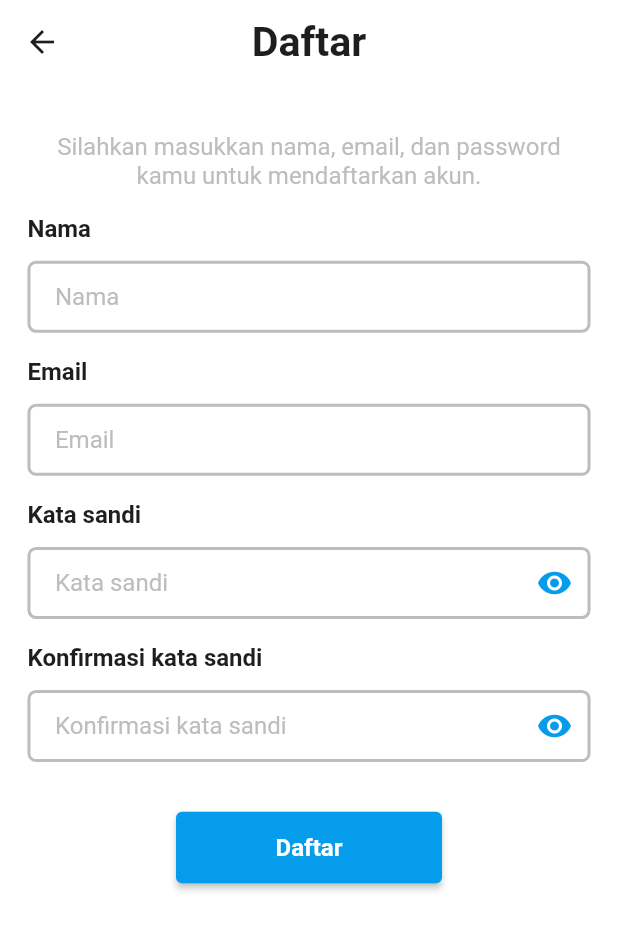
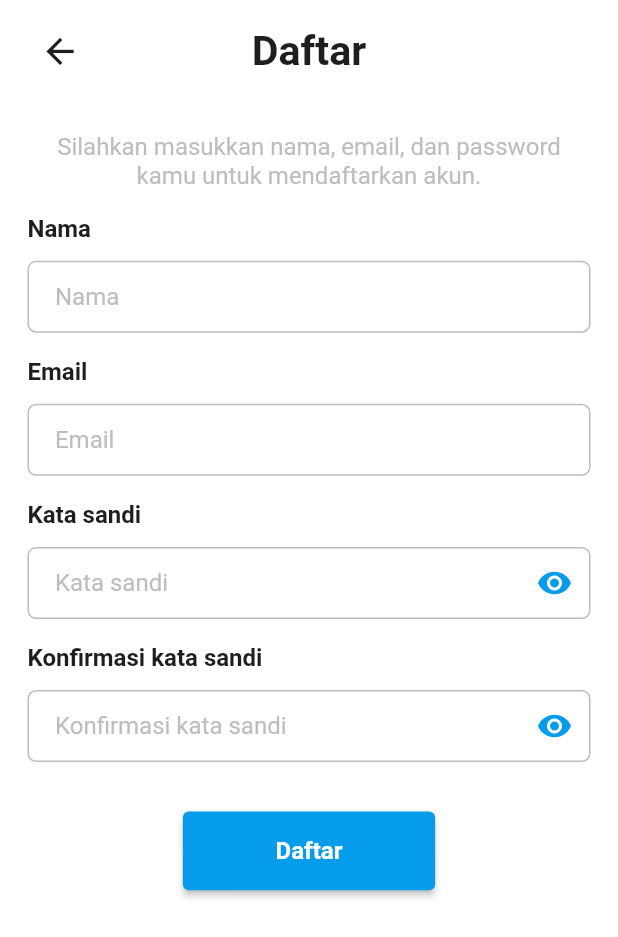
Before and after one commit to Theoarnan/app_submission_flutter_intermediate, a Flutter app: the LoginPage screen opened directly, after a tap on "Masuk", after a tap on "Daftar", on a phone screen of 412 x 824 dp. Shown: the top 937 px of the screen. Run offline on Flutter 3.47's test engine with Material 2 defaults, Android fonts, the phone set to English and light mode, and no system bars; our stand-ins replace another_flushbar, camera, connectivity_plus, email_validator, equatable, flutter_bloc and 5 more; accounts and stored records are empty; generated files the repository leaves out were written again; network calls fail.

Commit message:
fix: ui size, remove duplicate code and  unused code

```diff
--- a/lib/src/common/constants/constants_name.dart
+++ b/lib/src/common/constants/constants_name.dart
@@ -13,8 +13,6 @@ class ConstantsName {
   static String imgLogo3 = '$baseDirImgLogo/logo3.png';
   static String imgLogo4 = '$baseDirImgLogo/logo4.png';
 
-  static String imgTemp1 = '$baseDirImgLogo/img_temp1.png';
-
   static String gifLoadingImg = '$baseDirImgGif/loading_image.gif';
   static String gifErrorImg = '$baseDirImgGif/no_image.gif';
   static String gifNoConnectionImg = '$baseDirImgGif/no_connection.gif';
--- a/lib/src/common/utils/util_helper.dart
+++ b/lib/src/common/utils/util_helper.dart
@@ -5,8 +5,6 @@ import 'package:camera/camera.dart';
 import 'package:connectivity_plus/connectivity_plus.dart';
 import 'package:flutter/material.dart';
 import 'package:intl/intl.dart';
-import 'package:path/path.dart';
-import 'package:path_provider/path_provider.dart';
 import 'package:image/image.dart' as img;
 
 class UtilHelper {
@@ -54,11 +52,6 @@ class UtilHelper {
     );
     return CameraController(camera, resolutionPreset, enableAudio: false);
   }
-
-  static Future<String> getPath() async => join(
-        (await getTemporaryDirectory()).path,
-        '${DateTime.now()}.png',
-      );
 
   static Future<List<int>> compressImage(Uint8List bytes) async {
     int imageLength = bytes.length;
--- a/lib/src/common/widgets/widget_custom.dart
+++ b/lib/src/common/widgets/widget_custom.dart
@@ -35,11 +35,13 @@ class WidgetCustom {
       placeholder: AssetImage(
         ConstantsName.gifLoadingImg,
       ),
+      filterQuality: FilterQuality.high,
       fit: BoxFit.cover,
       placeholderFit: BoxFit.cover,
       imageErrorBuilder: (context, error, stackTrace) {
         return Image.asset(
           ConstantsName.gifErrorImg,
+          filterQuality: FilterQuality.high,
         );
       },
     );
@@ -54,8 +56,8 @@ class WidgetCustom {
     return ElevatedButton(
       style: ElevatedButton.styleFrom(
         padding: EdgeInsets.symmetric(
-          vertical: 12.h,
-          horizontal: 58.w,
+          vertical: 14.h,
+          horizontal: 54.w,
         ),
       ),
       onPressed: onPressed,
@@ -90,16 +92,14 @@ class WidgetCustom {
             fontWeight: FontWeight.bold,
           ),
         ),
-        SizedBox(
-          height: 10.h,
-        ),
+        SizedBox(height: 10.h),
         TextFormField(
           controller: controller,
           keyboardType: keyboardType,
           obscureText: obscureText,
           decoration: InputDecoration(
             contentPadding: EdgeInsets.symmetric(
-              vertical: 0,
+              vertical: 0.h,
               horizontal: 16.sp,
             ),
             fillColor: ThemeCustom.secondaryColor,
@@ -108,7 +108,7 @@ class WidgetCustom {
               borderSide: const BorderSide(
                 color: ThemeCustom.redColor,
                 style: BorderStyle.solid,
-                width: 2,
+                width: 1,
               ),
               borderRadius: BorderRadius.circular(5.sp),
             ),
@@ -116,14 +116,14 @@ class WidgetCustom {
               borderRadius: BorderRadius.circular(5.sp),
               borderSide: const BorderSide(
                 color: ThemeCustom.secondaryColor,
-                width: 2,
+                width: 1,
               ),
             ),
             border: OutlineInputBorder(
               borderRadius: BorderRadius.circular(5.sp),
               borderSide: const BorderSide(
                 color: ThemeCustom.yellowColor,
-                width: 2,
+                width: 1,
               ),
             ),
             floatingLabelBehavior: FloatingLabelBehavior.never,
@@ -153,10 +153,14 @@ class WidgetCustom {
   }) {
     final textTheme = Theme.of(context).textTheme;
     return ListTile(
+      contentPadding: EdgeInsets.symmetric(
+        horizontal: 16.w,
+        vertical: 10.h,
+      ),
       leading: Icon(icon),
       title: Text(
         title,
-        style: textTheme.bodyMedium?.copyWith(
+        style: textTheme.bodyLarge?.copyWith(
           fontWeight: FontWeight.w400,
         ),
       ),
@@ -174,10 +178,14 @@ class WidgetCustom {
   }) {
     final textTheme = Theme.of(context).textTheme;
     return ExpansionTile(
+      tilePadding: EdgeInsets.symmetric(
+        horizontal: 16.w,
+        vertical: 10.h,
+      ),
       leading: Icon(icon),
       title: Text(
         title,
-        style: textTheme.bodyMedium?.copyWith(
+        style: textTheme.bodyLarge?.copyWith(
           fontWeight: FontWeight.w400,
         ),
       ),
@@ -201,7 +209,7 @@ class WidgetCustom {
             child: Center(
               child: Container(
                 padding: EdgeInsets.symmetric(
-                  vertical: 10.sp,
+                  vertical: 10.h,
                 ).copyWith(
                   top: 12.h,
                 ),
--- a/lib/src/features/auth/presentation/pages/login_page.dart
+++ b/lib/src/features/auth/presentation/pages/login_page.dart
@@ -33,6 +33,8 @@ class _LoginPageState extends State<LoginPage> {
   @override
   Widget build(BuildContext context) {
     final translate = AppLocalizations.of(context)!;
+    final textTheme = Theme.of(context).textTheme;
+    final size = MediaQuery.of(context).size;
     return Scaffold(
       appBar: PreferredSize(
         preferredSize: const Size.fromHeight(0),
@@ -60,39 +62,34 @@ class _LoginPageState extends State<LoginPage> {
               vertical: 10.h,
             ),
             child: SizedBox(
-              height: 0.92.sh,
+              height: size.height - 44,
               child: Column(
                 crossAxisAlignment: CrossAxisAlignment.start,
                 children: [
-                  /// Logo
-                  Container(
+                  Expanded(
+                    flex: 1,
+                    child: Container(
                       alignment: Alignment.center,
-                    margin: EdgeInsets.symmetric(vertical: 20.h),
                       child: Image.asset(
                         ConstantsName.imgLogo2,
-                      width: 0.8.sw,
                       ),
                     ),
-
-                  /// Greetings
-                  SizedBox(
+                  ),
+                  Expanded(
                     child: Column(
                       crossAxisAlignment: CrossAxisAlignment.start,
+                      mainAxisAlignment: MainAxisAlignment.center,
                       children: [
                         Text(
                           translate.welcome,
-                          style:
-                              Theme.of(context).textTheme.labelLarge?.copyWith(
+                          style: textTheme.labelLarge?.copyWith(
                             fontSize: 28.sp,
                           ),
                         ),
-                        SizedBox(
-                          height: 4.h,
-                        ),
+                        SizedBox(height: 4.h),
                         Text(
                           translate.subtitleLogin,
-                          style:
-                              Theme.of(context).textTheme.bodyMedium?.copyWith(
+                          style: textTheme.bodyMedium?.copyWith(
                             color: ThemeCustom.secondaryColor,
                             fontWeight: FontWeight.normal,
                           ),
@@ -100,13 +97,14 @@ class _LoginPageState extends State<LoginPage> {
                       ],
                     ),
                   ),
-
-                  /// Form
-                  Container(
-                    margin: EdgeInsets.symmetric(vertical: 0.03.sh),
+                  Expanded(
+                    flex: 3,
+                    child: SizedBox(
                       child: Form(
                         key: _formGlobalKey,
                         child: Column(
+                          crossAxisAlignment: CrossAxisAlignment.start,
+                          mainAxisAlignment: MainAxisAlignment.start,
                           children: [
                             WidgetCustom.textFormField(
                               context,
@@ -119,9 +117,7 @@ class _LoginPageState extends State<LoginPage> {
                                 );
                               },
                             ),
-                          SizedBox(
-                            height: 0.02.sh,
-                          ),
+                            SizedBox(height: 12.h),
                             WidgetCustom.textFormField(
                               context,
                               controller: _passswordField,
@@ -144,41 +140,38 @@ class _LoginPageState extends State<LoginPage> {
                                 );
                               },
                             ),
-                          SizedBox(
-                            height: 0.02.sh,
-                          ),
-                          WidgetCustom.elevatedButtonCustom(
+                            SizedBox(height: 12.h),
+                            Center(
+                              child: WidgetCustom.elevatedButtonCustom(
                                 context,
                                 textButton: translate.login,
                                 onPressed: () => _onLogin(),
+                              ),
                             ),
                           ],
                         ),
                       ),
                     ),
-
-                  /// REGISTER
-                  Padding(
-                    padding: EdgeInsets.symmetric(vertical: 12.h),
+                  ),
+                  SizedBox(
                     child: Row(
+                      crossAxisAlignment: CrossAxisAlignment.center,
                       mainAxisAlignment: MainAxisAlignment.center,
                       children: [
                         Text(
                           translate.dontHaveAccount,
-                          style: Theme.of(context).textTheme.bodyMedium,
+                          style: textTheme.bodyMedium,
                         ),
                         GestureDetector(
                           onTap: () => Navigator.push(
                             context,
                             MaterialPageRoute(
                               builder: (context) => const RegisterPage(),
-                              )),
+                            ),
+                          ),
                           child: Text(
                             translate.register,
-                            style: Theme.of(context)
-                                .textTheme
-                                .bodyMedium
-                                ?.copyWith(
+                            style: textTheme.bodyMedium?.copyWith(
                               color: ThemeCustom.yellowColor,
                               fontWeight: FontWeight.bold,
                             ),
@@ -191,7 +184,7 @@ class _LoginPageState extends State<LoginPage> {
                   Center(
                     child: Text(
                       translate.copyright,
-                      style: Theme.of(context).textTheme.bodySmall?.copyWith(
+                      style: textTheme.bodySmall?.copyWith(
                         color: ThemeCustom.secondaryColor,
                       ),
                     ),
@@ -205,7 +198,6 @@ class _LoginPageState extends State<LoginPage> {
     );
   }
 
-  /// On Register Form
   void _onLogin() {
     if (_formGlobalKey.currentState!.validate()) {
       final data = LoginModel(
--- a/lib/src/features/auth/presentation/pages/register_page.dart
+++ b/lib/src/features/auth/presentation/pages/register_page.dart
@@ -37,27 +37,30 @@ class _RegisterPageState extends State<RegisterPage> {
   @override
   Widget build(BuildContext context) {
     final translate = AppLocalizations.of(context)!;
+    final textTheme = Theme.of(context).textTheme;
     return Scaffold(
-      appBar: PreferredSize(
-        preferredSize: Size.fromHeight(58.h),
-        child: AppBar(
+      appBar: AppBar(
         backgroundColor: Theme.of(context).scaffoldBackgroundColor,
         elevation: 0,
-          leading: IconButton(
+        leading: Padding(
+          padding: EdgeInsets.only(left: 16.w),
+          child: IconButton(
             onPressed: () => Navigator.pop(context),
+            iconSize: 24.sp,
             icon: const Icon(
               Icons.arrow_back,
               color: ThemeCustom.darkColor,
             ),
           ),
+        ),
         title: Text(
           translate.register,
-            style: Theme.of(context).textTheme.labelLarge?.copyWith(
+          style: textTheme.labelLarge?.copyWith(
             fontSize: 24.sp,
           ),
         ),
+        toolbarHeight: 58.h,
         centerTitle: true,
-        ),
       ),
       body: BlocListener<AuthBloc, AuthState>(
         listener: (context, state) {
@@ -84,7 +87,6 @@ class _RegisterPageState extends State<RegisterPage> {
               child: Column(
                 crossAxisAlignment: CrossAxisAlignment.start,
                 children: [
-                  /// Greetings
                   Container(
                     alignment: Alignment.center,
                     margin: EdgeInsets.only(top: 2.h),
@@ -96,8 +98,7 @@ class _RegisterPageState extends State<RegisterPage> {
                         Text(
                           translate.subtitleRegister,
                           textAlign: TextAlign.center,
-                          style:
-                              Theme.of(context).textTheme.bodyMedium?.copyWith(
+                          style: textTheme.bodyMedium?.copyWith(
                             color: ThemeCustom.secondaryColor,
                             fontWeight: FontWeight.normal,
                           ),
@@ -105,8 +106,6 @@ class _RegisterPageState extends State<RegisterPage> {
                       ],
                     ),
                   ),
-
-                  /// Form
                   Expanded(
                     child: Container(
                       margin: EdgeInsets.symmetric(vertical: 0.02.sh),
--- a/lib/src/features/auth/presentation/pages/splash_page.dart
+++ b/lib/src/features/auth/presentation/pages/splash_page.dart
@@ -25,6 +25,7 @@ class _SplashPageState extends State<SplashPage> {
           child: Image.asset(
             ConstantsName.imgLogo1,
             width: 0.8.sw,
+            height: 0.5.sh,
           ),
         ),
       ),
--- a/lib/src/features/auth/repository/auth_repository.dart
+++ b/lib/src/features/auth/repository/auth_repository.dart
@@ -10,11 +10,9 @@ import 'package:shared_preferences/shared_preferences.dart';
 import 'package:http/http.dart' as http;
 
 class AuthRepository {
-  /// Endpoint
   final String registerEndpoint = '${ConstantsName.baseUrl}/register';
   final String loginEndpoint = '${ConstantsName.baseUrl}/login';
 
-  /// Key Preference
   final String stateKey = 'state';
   final String tokenKey = 'token';
 
--- a/lib/src/features/stories/repository/stories_repository.dart
+++ b/lib/src/features/stories/repository/stories_repository.dart
@@ -14,11 +14,11 @@ class StoriesRepository {
   /// Endpoint
   final String storiesEndpoint = '${ConstantsName.baseUrl}/stories';
   final String getDetailStoriesEndpoint = '${ConstantsName.baseUrl}/stories';
-  final testToken =
+  final String testToken =
       'eyJhbGciOiJIUzI1NiIsInR5cCI6IkpXVCJ9.eyJ1c2VySWQiOiJ1c2VyLXpSSEtfQ3c5QWtITkdSaGciLCJpYXQiOjE2ODE0OTk5MTd9.GfXJkB9FRCysC-ITJEE-TQlsQ0aBGQvZkPUU_063XeU';
   Map<String, String> header({required String token}) => {
         "Content-Type": "application/json",
-        'Authorization': 'Bearer $token',
+        'Authorization': 'Bearer $testToken',
       };
 
   Future<StoriesResponseModel> getAllStory() async {
--- a/pubspec.yaml
+++ b/pubspec.yaml
@@ -20,7 +20,6 @@ dependencies:
   equatable: ^2.0.5
   shared_preferences: ^2.1.0
   http: ^0.13.5
-  go_router: ^6.5.6
   flutter_web_plugins:
     sdk: flutter
   email_validator: ^2.1.17
```
Also changed, not shown: lib/main.dart (+9 -3 lines), lib/src/features/settings/presentation/pages/setting_page.dart (+10 -8 lines), lib/src/features/stories/presentation/pages/detail_page.dart (+14 -22 lines), lib/src/features/stories/presentation/pages/home_page.dart (+22 -15 lines), lib/src/features/stories/presentation/pages/post_story_page.dart (+30 -29 lines), lib/src/features/stories/presentation/widgets/widget_moments_custom.dart (+28 -26 lines), pubspec.lock. Lines whose indentation alone changed are shown as unchanged.
